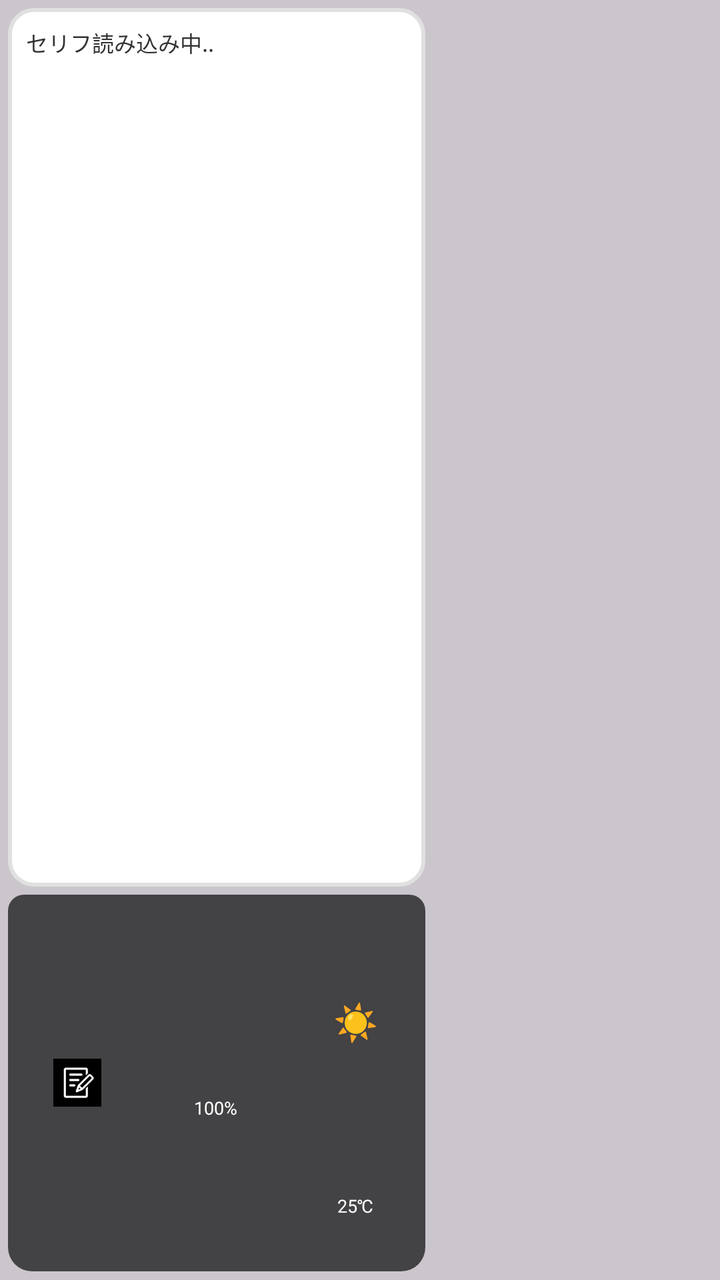
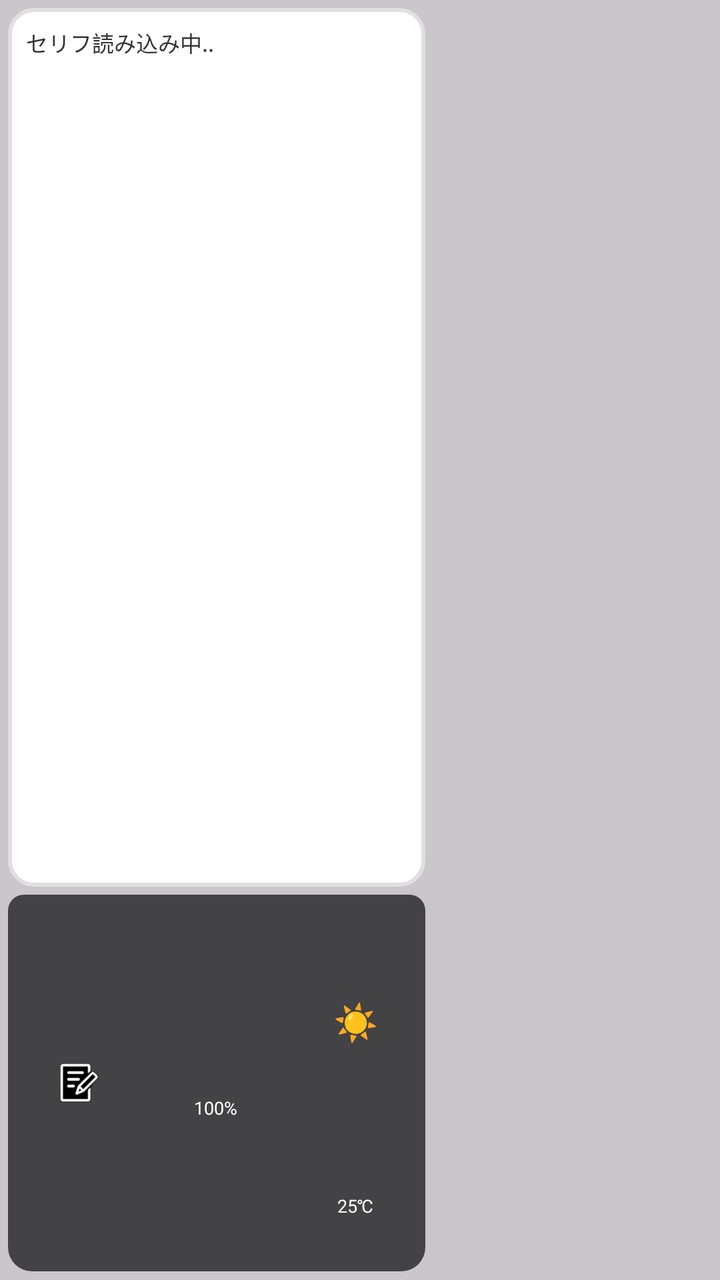

Before-and-after screenshots of an Android layout around one commit, followed by the original layout XML and the change that was made.
<!-- AndroidManifest.xml: application theme Theme.Homemascot -->
<!-- res/layout/widget_layout_compact.xml -->
<?xml version="1.0" encoding="utf-8"?>
<RelativeLayout
    xmlns:android="http://schemas.android.com/apk/res/android"
    android:id="@+id/widget_root_compact"
    android:layout_width="match_parent"
    android:layout_height="match_parent"
    android:background="#33000000">

    
    <LinearLayout
        android:id="@+id/main_content_area_compact"
        android:layout_width="match_parent"
        android:layout_height="match_parent"
        android:layout_alignParentTop="true"
        android:layout_alignParentStart="true"
        android:orientation="horizontal"
        android:weightSum="10"
        android:padding="4dp">

        
        <LinearLayout
            android:layout_width="0dp"
            android:layout_height="match_parent"
            android:layout_weight="6"
            android:layout_marginEnd="4dp"
            android:orientation="vertical"
            android:weightSum="3">

            <FrameLayout
                android:id="@+id/speech_bubble_area_compact"
                android:layout_width="match_parent"
                android:layout_height="0dp"
                android:layout_weight="2.1"
                android:background="@drawable/speech_bubble_bg"
                android:padding="9dp">

                <LinearLayout
                    android:layout_width="match_parent"
                    android:layout_height="wrap_content"
                    android:orientation="vertical">

                    
                    <TextView
                        android:id="@+id/widget_speech_compact"
                        android:layout_width="match_parent"
                        android:layout_height="wrap_content"
                        android:text="セリフ読み込み中.."
                        android:textColor="#333333"
                        android:textSize="11sp"
                        android:lineSpacingExtra="2dp"
                        android:maxLines="6"
                        android:ellipsize="end" />

                    
                    <TextView
                        android:id="@+id/text_debug_compact"
                        android:layout_width="match_parent"
                        android:layout_height="wrap_content"
                        android:layout_marginTop="4dp"
                        android:textColor="#999999"
                        android:textSize="9sp"
                        android:visibility="gone" />

                </LinearLayout>
            </FrameLayout>

            
            <LinearLayout
                android:layout_width="match_parent"
                android:layout_height="0dp"
                android:layout_weight="0.9"
                android:layout_marginTop="4dp"
                android:orientation="horizontal"
                android:gravity="bottom"
                android:background="@drawable/widget_button_bar_bg"
                android:weightSum="3">

                
                <LinearLayout
                    android:id="@+id/memo_button_compact"
                    android:layout_width="0dp"
                    android:layout_height="match_parent"
                    android:layout_weight="1"
                    android:orientation="vertical"
                    android:gravity="center"
                    android:clickable="true"
                    android:focusable="true"
                    android:padding="4dp">

                    <ImageView
                        android:layout_width="24dp"
                        android:layout_height="24dp"
                        android:src="@drawable/button_bg_normal"
                        android:contentDescription="メモ"/>
                </LinearLayout>

                
                <FrameLayout
                    android:id="@+id/battery_area_compact"
                    android:layout_width="0dp"
                    android:layout_height="match_parent"
                    android:layout_weight="1">

                    <LinearLayout
                        android:layout_width="wrap_content"
                        android:layout_height="wrap_content"
                        android:layout_gravity="center"
                        android:orientation="vertical"
                        android:gravity="center_horizontal">

                        <ImageView
                            android:id="@+id/widget_battery_icon_compact"
                            android:layout_width="24dp"
                            android:layout_height="24dp"
                            android:contentDescription="バッテリー"/>

                        <TextView
                            android:id="@+id/widget_battery_percent_compact"
                            android:layout_width="wrap_content"
                            android:layout_height="wrap_content"
                            android:layout_marginTop="1dp"
                            android:text="100%"
                            android:textColor="@android:color/white"
                            android:textSize="9sp"/>
                    </LinearLayout>
                </FrameLayout>

                
                <LinearLayout
                    android:id="@+id/weather_area_compact"
                    android:layout_width="0dp"
                    android:layout_height="match_parent"
                    android:layout_weight="1"
                    android:orientation="vertical"
                    android:padding="2dp"
                    android:weightSum="3">

                    
                    <FrameLayout
                        android:layout_width="match_parent"
                        android:layout_height="0dp"
                        android:layout_weight="2">

                        <TextView
                            android:id="@+id/weather_icon_compact"
                            android:layout_width="wrap_content"
                            android:layout_height="wrap_content"
                            android:layout_gravity="center"
                            android:text="☀️"
                            android:textSize="18sp"/>
                    </FrameLayout>

                    
                    <FrameLayout
                        android:layout_width="match_parent"
                        android:layout_height="0dp"
                        android:layout_weight="1">

                        <TextView
                            android:id="@+id/weather_temp_compact"
                            android:layout_width="wrap_content"
                            android:layout_height="wrap_content"
                            android:layout_gravity="center"
                            android:text="25℃"
                            android:textColor="@android:color/white"
                            android:textSize="9sp"/>
                    </FrameLayout>
                </LinearLayout>
            </LinearLayout>
        </LinearLayout>

        
        <FrameLayout
            android:id="@+id/other_widget_area_compact"
            android:layout_width="0dp"
            android:layout_height="match_parent"
            android:layout_weight="4"
            android:padding="0dp">

            <ImageView
                android:id="@+id/widget_character_image_compact"
                android:layout_width="match_parent"
                android:layout_height="match_parent"
                android:layout_gravity="center_horizontal|bottom"
                android:scaleType="fitCenter"
                android:adjustViewBounds="true"
                android:contentDescription="キャラクター画像" />
        </FrameLayout>
    </LinearLayout>
</RelativeLayout>
<!-- resources referenced by this layout -->
<resources>
  <!-- drawable button_bg_normal: png bitmap (drawable, 4782 bytes) -->
  <!-- drawable speech_bubble_bg (drawable) -->
  <?xml version="1.0" encoding="utf-8"?>
  <shape xmlns:android="http://schemas.android.com/apk/res/android">
      <solid android:color="#FFFFFF" />
      <corners android:radius="12dp" />
      <stroke
          android:width="2dp"
          android:color="#E0E0E0" />
      <padding
          android:left="4dp"
          android:top="4dp"
          android:right="4dp"
          android:bottom="4dp" />
  </shape>
  <!-- drawable widget_button_bar_bg (drawable) -->
  <?xml version="1.0" encoding="utf-8"?>
  <shape xmlns:android="http://schemas.android.com/apk/res/android"
      android:shape="rectangle">
      <solid android:color="#AA000000" />
      <corners
          android:bottomLeftRadius="12dp"
          android:bottomRightRadius="12dp"
          android:topLeftRadius="8dp"
          android:topRightRadius="8dp" />
  </shape>
  <style name="Theme.Homemascot" parent="Theme.Material3.Light.NoActionBar">
          
          <item name="colorPrimary">#3f51b5</item>
          <item name="colorOnPrimary">#FFFFFF</item>
  
          
          <item name="colorSurface">#f5f5f5</item>
          <item name="colorOnSurface">#000000</item>
          <item name="colorOnSurfaceVariant">#666666</item>
      </style>
</resources>

<!-- the commit's change to res/layout/widget_layout_compact.xml (unified diff, before → after) -->
@@ -88,8 +88,8 @@
                     android:padding="4dp">
 
                     <ImageView
-                        android:layout_width="24dp"
-                        android:layout_height="24dp"
+                        android:layout_width="30dp"
+                        android:layout_height="30dp"
                         android:src="@drawable/button_bg_normal"
                         android:contentDescription="メモ"/>
                 </LinearLayout>
<!-- resource entries referenced after the edit -->
@@ -1,6 +1,6 @@
 <!-- resources referenced by this layout -->
 <resources>
-  <!-- drawable button_bg_normal: png bitmap (drawable, 4782 bytes) -->
+  <!-- drawable button_bg_normal: png bitmap (drawable, 6530 bytes) -->
   <!-- drawable speech_bubble_bg (drawable) -->
   <?xml version="1.0" encoding="utf-8"?>
   <shape xmlns:android="http://schemas.android.com/apk/res/android">
